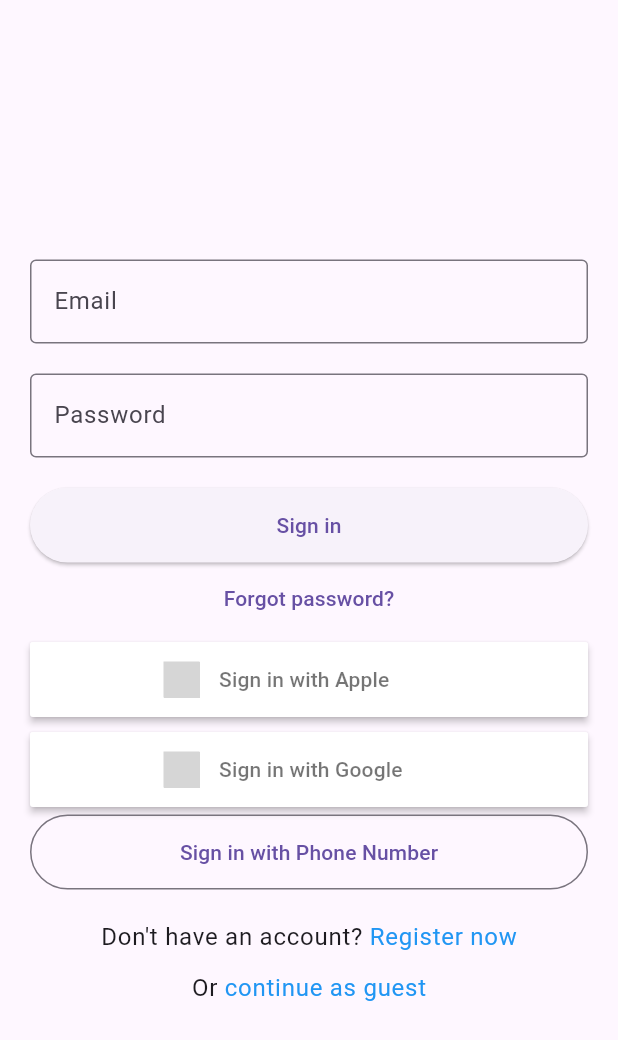
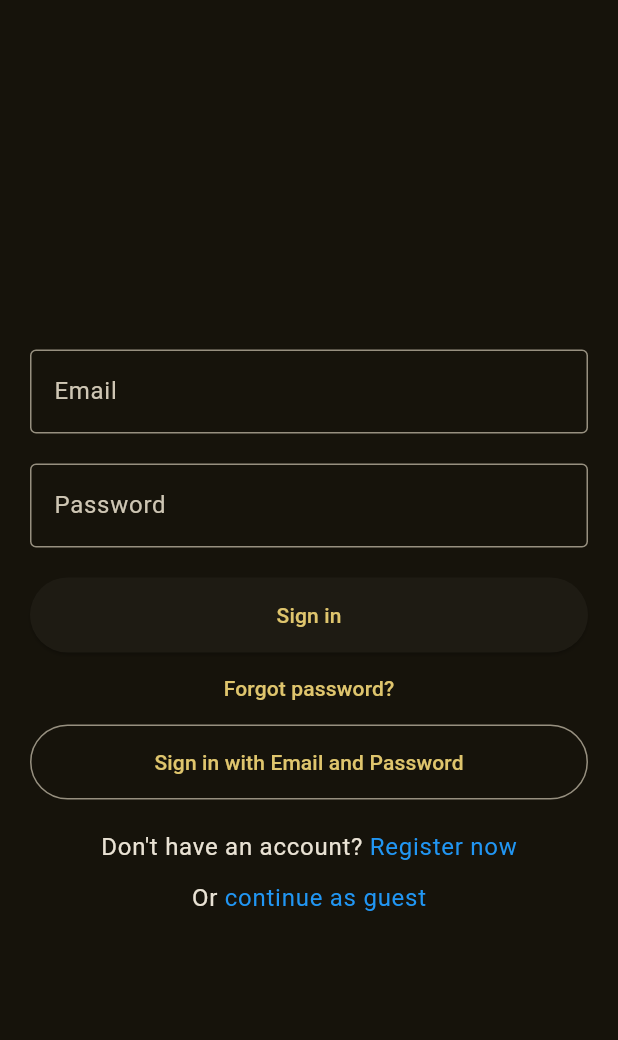
Before and after one commit to Belinda08/gold_bug_website, a Flutter app: the screen it shows after launch, on a phone screen of 412 x 824 dp. Shown: the top 1040 px of the screen. Run offline on Flutter 3.47's test engine with Material 3 defaults, Android fonts, the light colour scheme and no system bars; our stand-ins replace firebase_auth, firebase_core, flutter_signin_button, google_sign_in; missing offline and left inert: flutter_facebook_auth; accounts and stored records are empty; grey boxes are pictures that could not be loaded.

Commit message:
updates Jun 1st

```diff
--- a/lib/auth.dart
+++ b/lib/auth.dart
@@ -114,12 +114,12 @@ class _AuthGateState extends State<AuthGate> {
       };
     } else {
       authButtons = {
-        Buttons.Apple: () => _handleMultiFactorException(
-          _signInWithApple,
-        ),
-        Buttons.Google: () => _handleMultiFactorException(
-          _signInWithGoogle,
-        ),
+        // Buttons.Apple: () => _handleMultiFactorException(
+        //   _signInWithApple,
+        // ),
+        // Buttons.Google: () => _handleMultiFactorException(
+        //   _signInWithGoogle,
+        // ),
         // Buttons.Facebook: () => _handleMultiFactorException(
         //   _signInWithFacebook,
         // ),
@@ -278,10 +278,10 @@ class _AuthGateState extends State<AuthGate> {
                               },
                               child: isLoading
                                   ? const CircularProgressIndicator.adaptive()
-                                  : Text(
-                                mode != AuthMode.phone
-                                    ? 'Sign in with Phone Number'
-                                    : 'Sign in with Email and Password',
+                                  : const Text(
+                                // mode != AuthMode.phone
+                                //     ? 'Sign in with Phone Number'
+                                    'Sign in with Email and Password',
                               ),
                             ),
                           ),
--- a/lib/main.dart
+++ b/lib/main.dart
@@ -3,6 +3,8 @@ import 'package:firebase_core/firebase_core.dart';
 import 'package:flutter/material.dart';
 import 'package:gold_bug/auth.dart';
 import 'package:gold_bug/firebase_options.dart';
+import 'package:gold_bug/pages/forum.dart';
+import 'package:gold_bug/pages/layout.dart';
 import 'package:gold_bug/profile.dart';
 
 late final FirebaseApp app;
@@ -22,45 +24,56 @@ class AuthExampleApp extends StatelessWidget {
 
   @override
   Widget build(BuildContext context) {
+    print(Theme.of(context).colorScheme.primary);
+
     return MaterialApp(
       debugShowCheckedModeBanner: false,
       debugShowMaterialGrid: false,
       title: 'Login Page',
-      theme: ThemeData(primarySwatch: Colors.amber),
+      theme: ThemeData(
+          //primaryColor: Colors.amber,
+        colorScheme: ColorScheme.fromSeed(
+          seedColor: (Colors.amber[100])!,
+          // ···
+          brightness: Brightness.dark,
+        ),
+      ),
+
       home: Scaffold(
         body: LayoutBuilder(
           builder: (context, constraints) {
             return Row(
               children: [
-                Visibility(
-                  visible: constraints.maxWidth >= 1200,
-                  child: Expanded(
-                    child: Container(
-                      height: double.infinity,
-                      color: Theme.of(context).colorScheme.primary,
-                      child: Center(
-                        child: Column(
-                          mainAxisAlignment: MainAxisAlignment.center,
-                          children: [
-                            Text(
-                              'Gold Bug',
-                              style: Theme.of(context).textTheme.headlineMedium,
-                            ),
-                          ],
-                        ),
-                      ),
-                    ),
-                  ),
-                ),
+                // Visibility(
+                //   visible: constraints.maxWidth >= 1200,
+                //   child: Expanded(
+                //     child: Container(
+                //       height: double.infinity,
+                //       color: Theme.of(context).colorScheme.primary,
+                //       child: Center(
+                //         child: Column(
+                //           mainAxisAlignment: MainAxisAlignment.center,
+                //           children: [
+                //             Text(
+                //               'Gold Super Bug',
+                //               style: Theme.of(context).textTheme.headlineMedium,
+                //             ),
+                //           ],
+                //         ),
+                //       ),
+                //     ),
+                //   ),
+                // ),
                 SizedBox(
-                  width: constraints.maxWidth >= 1200
-                      ? constraints.maxWidth / 2
-                      : constraints.maxWidth,
+                  width:
+                  //constraints.maxWidth >= 1200
+                      //? constraints.maxWidth / 2
+                       constraints.maxWidth,
                   child: StreamBuilder<User?>(
                     stream: auth.authStateChanges(),
                     builder: (context, snapshot) {
                       if (snapshot.hasData) {
-                        return const ProfilePage();
+                        return const Layout();
                       }
                       return const AuthGate();
                     },
--- a/pubspec.yaml
+++ b/pubspec.yaml
@@ -41,6 +41,10 @@ dependencies:
   google_sign_in: ^6.2.1
   flutter_facebook_auth: ^6.2.0
   cloud_firestore: ^4.17.2
+  image_picker: ^1.1.1
+  intl: ^0.19.0
+  path_provider: ^2.1.3
+  firebase_storage: ^11.7.5
 
 dev_dependencies:
   flutter_test:
```
Also changed, not shown: lib/pages/forum.dart (added, +86 -0 lines), lib/profile.dart (+29 -5 lines), pubspec.lock.
